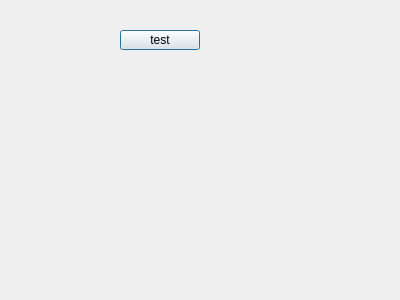
This is QtScrcpy/dialog.ui in YunLambert/yun_qtscrcpy as Qt 5 draws it before an edit. The edited form follows.
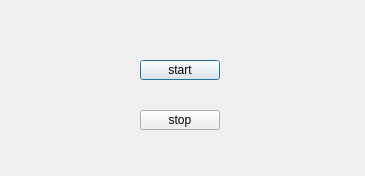
This is the edited form.

```diff
--- a/QtScrcpy/dialog.ui
+++ b/QtScrcpy/dialog.ui
@@ -6,8 +6,8 @@
    <rect>
     <x>0</x>
     <y>0</y>
-    <width>400</width>
-    <height>300</height>
+    <width>365</width>
+    <height>176</height>
    </rect>
   </property>
   <property name="windowTitle">
@@ -16,14 +16,27 @@
   <widget class="QPushButton" name="pushButton">
    <property name="geometry">
     <rect>
-     <x>120</x>
-     <y>30</y>
+     <x>140</x>
+     <y>60</y>
      <width>80</width>
      <height>20</height>
     </rect>
    </property>
    <property name="text">
-    <string>test</string>
+    <string>start</string>
+   </property>
+  </widget>
+  <widget class="QPushButton" name="stopServerBtn">
+   <property name="geometry">
+    <rect>
+     <x>140</x>
+     <y>110</y>
+     <width>80</width>
+     <height>20</height>
+    </rect>
+   </property>
+   <property name="text">
+    <string>stop</string>
    </property>
   </widget>
  </widget>
```
Left out of the diff: 2 changed lines with no effect on the pictures.
